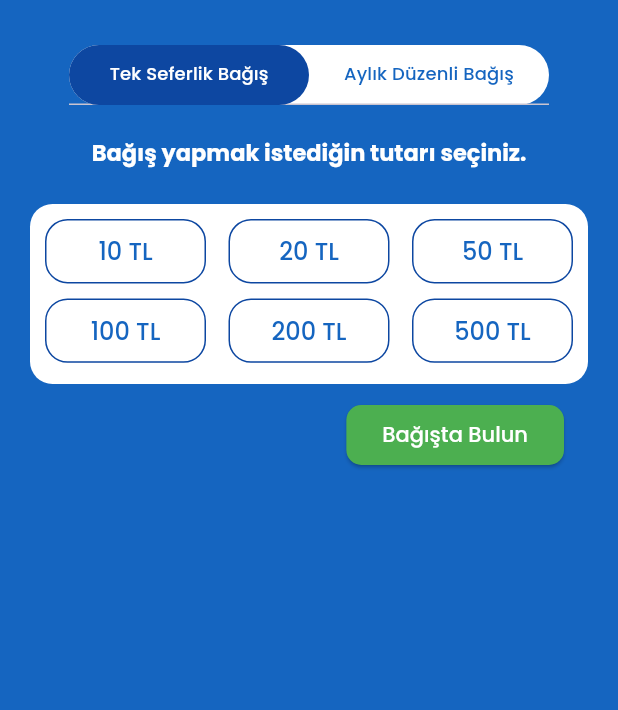
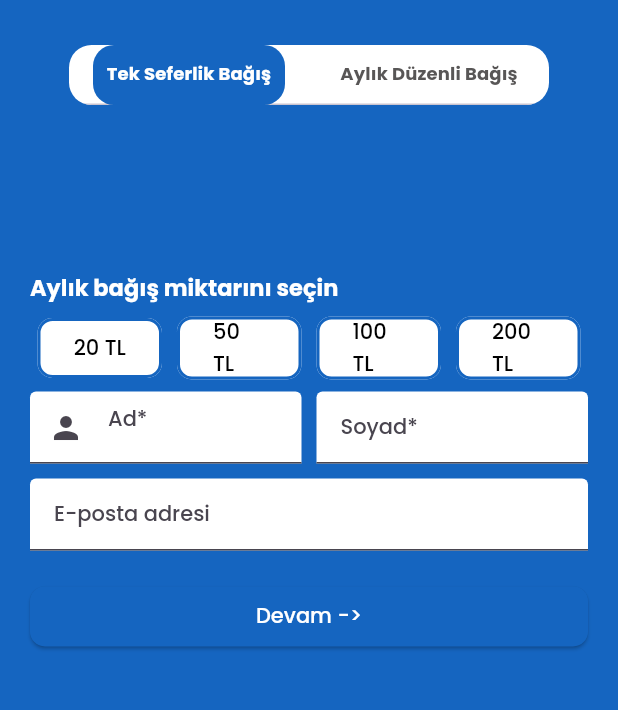
Before and after one commit to 9eren1999/saranel_application, a Flutter app: the DonationPage screen opened directly, on a phone screen of 412 x 824 dp, the part 84-794 px from its top. Run offline on Flutter 3.47's test engine with Material 2 defaults, Android fonts, the phone set to English and light mode, and no system bars; our stand-ins replace cloud_firestore, firebase_core, firebase_remote_config, firebase_storage, google_fonts, google_nav_bar and 2 more; accounts and stored records are empty.

Commit message:
bagisyapagedevam

```diff
--- a/lib/settings_screens/bagisyap.dart
+++ b/lib/settings_screens/bagisyap.dart
@@ -7,8 +7,8 @@ class DonationPage extends StatefulWidget {
 }
 
 class _DonationPageState extends State<DonationPage> {
+  bool isButtonActive = false;
   String? selectedAmount;
-
 
   @override
   Widget build(BuildContext context) {
@@ -17,8 +17,12 @@ class _DonationPageState extends State<DonationPage> {
       child: Scaffold(
         backgroundColor: Colors.blue.shade800,
         appBar: AppBar(
-          title: Text("Saranel'i Destekle", style: GoogleFonts.poppins(fontSize: 18, fontWeight: FontWeight.w800),)
-          , leading: IconButton(
+          title: Text(
+            "Saranel'i Destekle",
+            style:
+                GoogleFonts.poppins(fontSize: 18, fontWeight: FontWeight.w800),
+          ),
+          leading: IconButton(
             onPressed: () {
               Navigator.pop(context);
             },
@@ -26,10 +30,12 @@ class _DonationPageState extends State<DonationPage> {
               Icons.arrow_back_ios_sharp,
               color: Colors.blue.shade800,
               size: 19,
-              )),
+            ),
+          ),
           backgroundColor: Colors.white,
         ),
-        body: Column(
+        body: SingleChildScrollView(
+          child: Column(
             children: [
               Padding(
                 padding: const EdgeInsets.only(top: 30),
@@ -38,33 +44,42 @@ class _DonationPageState extends State<DonationPage> {
                   height: 40,
                   decoration: BoxDecoration(
                     color: Colors.white,
-                  borderRadius: BorderRadius.circular(21.0),
+                    borderRadius: BorderRadius.circular(
+                        15.0), // Daha az oval olması için burayı düzenledik
                   ),
+                  child: ClipRRect(
+                    borderRadius: BorderRadius.circular(
+                        15.0), // Daha az oval olması için burayı düzenledik
                     child: Material(
-                  borderRadius: BorderRadius.circular(50.0),
-                  color: Color.fromARGB(0, 209, 6, 6),
-                  child: TabBar( indicatorSize: TabBarIndicatorSize.tab ,
+                      color: Colors.transparent,
+                      child: TabBar(
+                        indicator: BoxDecoration(
+                          borderRadius: BorderRadius.circular(
+                              14), // Daha az oval olması için burayı düzenledik
+                          color: Colors.blue.shade800,
+                        ),
                         labelColor: Colors.white,
-
-                    unselectedLabelColor: Colors.blue.shade800,
-                    indicatorColor: Colors.transparent,
-                    indicator: BoxDecoration(
-                      borderRadius: BorderRadius.circular(20),
-                      color: Colors.blue.shade900,
-                    ),
+                        unselectedLabelColor: Color.fromARGB(255, 88, 86, 86),
+                        labelStyle: TextStyle(fontWeight: FontWeight.bold),
+                        unselectedLabelStyle:
+                            TextStyle(fontWeight: FontWeight.bold),
                         tabs: [
-                      Tab(
-                        child: Align(
-                          alignment: Alignment.center,
-                          child:
-                              Text('Tek Seferlik Bağış', style: TextStyle(fontSize: 12)),
+                          Container(
+                            width: 160, // Tabların genişliğini ayarladık
+                            child: Center(
+                              child: Text(
+                                'Tek Seferlik Bağış',
+                                style: TextStyle(fontSize: 12),
                               ),
                             ),
-                      Tab(
-                        child: Align(
-                          alignment: Alignment.center,
-                          child: Text('Aylık Düzenli Bağış', textAlign: TextAlign.center,
-                              style: TextStyle(fontSize: 12)),
+                          ),
+                          Container(
+                            width: 160, // Tabların genişliğini ayarladık
+                            child: Center(
+                              child: Text(
+                                'Aylık Düzenli Bağış',
+                                style: TextStyle(fontSize: 12),
+                              ),
                             ),
                           ),
                         ],
@@ -72,96 +87,156 @@ class _DonationPageState extends State<DonationPage> {
                     ),
                   ),
                 ),
-            Expanded(
+              ),
+              SizedBox(
+                height: 80,
+              ),
+              Container(
+                height: MediaQuery.of(context).size.height,
+                child: Container(
+                  height: 500,
                   child: TabBarView(
                     children: [
-          Padding(
-            padding: const EdgeInsets.only(right: 20, left: 20, top: 20, bottom: 20),
-            child: Column(
-              children: [ Text("Bağış yapmak istediğin tutarı seçiniz.\n",style: TextStyle(
-                          fontSize: 15,
-                          fontWeight: FontWeight.bold,
-                          color: Colors.white), ),
-
-                SizedBox(height: 120,
-                  child: Expanded(
-                    child: Container(
-                      decoration: BoxDecoration(
-                        color: Colors.white,
-                        borderRadius: BorderRadius.circular(15.0),
-
-                      ),
-                      child: Padding(
-                        padding: const EdgeInsets.all(10.0),
-                        child: GridView(
-                          gridDelegate:
-                              SliverGridDelegateWithFixedCrossAxisCount(
-                            crossAxisCount: 3,
-                            childAspectRatio: 2.5,
-                            mainAxisSpacing: 10,
-                            crossAxisSpacing: 15,
-                          ),
-                          children: [
-                            donationButton('10 TL'),
-                            donationButton('20 TL'),
-                            donationButton('50 TL'),
-                            donationButton('100 TL'),
-                            donationButton('200 TL'),
-                            donationButton('500 TL'),
+                      ilkSayfa(),
+                      ikinciSayfa(),
                     ],
-                        ),
-                      ),
-                    ),
-                  ),
-                ),
-                        SizedBox(height:10),
-                        Container(
-
-                          width: double.infinity,
-                          margin: EdgeInsets.only(right: 16),
-                          alignment: Alignment.centerRight,
-                          child: ElevatedButton(
-                            onPressed: () {},
-                            style: ElevatedButton.styleFrom(
-                              backgroundColor: Colors
-                                  .green, // "primary" özelliği "backgroundColor" ile değiştirildi
-                              shape: RoundedRectangleBorder(
-                                borderRadius: BorderRadius.circular(10.0),
-                              ),
-                            ),
-                            child: Text(
-                              'Bağışta Bulun',
-                              style: TextStyle(color: Colors.white),
                   ),
                 ),
               ),
             ],
           ),
         ),
+      ),
+    );
+  }
+
+  Widget ilkSayfa() {
+    return Padding(
+      padding: const EdgeInsets.only(right: 20, left: 20, top: 30, bottom: 20),
+      child: Column(
+        children: [
+          Align(
+            alignment: Alignment.centerLeft,
+            child: Text(
+              "Aylık bağış miktarını seçin",
+              style: TextStyle(
+                fontSize: 15,
+                fontWeight: FontWeight.bold,
+                color: Colors.white,
+              ),
+            ),
+          ),
+          Row(
+            mainAxisAlignment: MainAxisAlignment.spaceBetween,
+            children: [
+              expandedButton("20 TL"),
+              expandedButton("50 TL"),
+              expandedButton("100 TL"),
+              expandedButton("200 TL"),
+            ],
+          ),
+          Row(
+            children: [
               Expanded(
-      child: TabBarView(
-        children: [
-          Padding(
+                child: TextFormField(
+                  decoration: InputDecoration(
+                    prefixIcon: Icon(Icons.person),
+                    hintText: "Ad*",
+                    fillColor: Colors.white,
+                    filled: true,
+                  ),
+                ),
+              ),
+              SizedBox(width: 10),
+              Expanded(
+                child: TextFormField(
+                  decoration: InputDecoration(
+                    hintText: "Soyad*",
+                    fillColor: Colors.white,
+                    filled: true,
+                  ),
+                ),
+              ),
+            ],
+          ),
+          SizedBox(height: 10),
+          TextFormField(
+            decoration: InputDecoration(
+              hintText: "E-posta adresi",
+              fillColor: Colors.white,
+              filled: true,
+            ),
+          ),
+          SizedBox(height: 20),
+          Container(
+            width: double.infinity,
+            child: ElevatedButton(
+              onPressed: () {
+                // Devam işlemini burada yönet
+              },
+              style: ElevatedButton.styleFrom(
+                backgroundColor: Colors.blue.shade800,
+                shape: RoundedRectangleBorder(
+                  borderRadius: BorderRadius.circular(10.0),
+                ),
+              ),
+              child: Text('Devam ->', style: TextStyle(color: Colors.white)),
+            ),
+          ),
+        ],
+      ),
+    );
+  }
+
+  Widget expandedButton(String text) {
+    return Expanded(
+      child: Padding(
+        padding: const EdgeInsets.all(5.0),
+        child: OutlinedButton(
+          onPressed: () {
+            // Buton işlemleri
+          },
+          style: OutlinedButton.styleFrom(
+            backgroundColor: Colors.white, // Tıklanmadığında beyaz
+            side: BorderSide(color: Colors.blue.shade800, width: 2),
+            shape: RoundedRectangleBorder(
+              borderRadius: BorderRadius.circular(10.0), // Hafif oval
+            ),
+          ),
+          child: Text(
+            text,
+            style: TextStyle(color: Colors.black), // Siyah metin
+          ),
+        ),
+      ),
+    );
+  }
+
+  Widget ikinciSayfa() {
+    return Padding(
       padding: const EdgeInsets.only(right: 20, left: 20, top: 20, bottom: 20),
       child: Column(
-              children: [ Text("Düzenli bağış yapmak istediğin tutarı seçiniz.\n",style: TextStyle(
+        children: [
+          Text(
+            "Düzenli bağış yapmak istediğin tutarı seçiniz.\n",
+            style: TextStyle(
               fontSize: 15,
               fontWeight: FontWeight.bold,
-                          color: Colors.white), ),
-
-                SizedBox(height: 130,
-                  child: Expanded(
+              color: Colors.white,
+            ),
+          ),
+          SizedBox(
+            height: 130,
             child: Container(
               decoration: BoxDecoration(
                 color: Colors.white,
                 borderRadius: BorderRadius.circular(15.0),
-
+                border: Border.all(color: Colors.transparent),
               ),
               child: Padding(
                 padding: const EdgeInsets.all(10.0),
                 child: GridView(
-                          gridDelegate:
-                              SliverGridDelegateWithFixedCrossAxisCount(
+                  gridDelegate: SliverGridDelegateWithFixedCrossAxisCount(
                     crossAxisCount: 2,
                     childAspectRatio: 3.5,
                     mainAxisSpacing: 10,
@@ -177,38 +252,30 @@ class _DonationPageState extends State<DonationPage> {
               ),
             ),
           ),
-                ),
-                        SizedBox(height:10),
-                        Container(
-
+          SizedBox(height: 10),
+          if (isButtonActive)
+            Center(
+              child: Container(
                 width: double.infinity,
-                          margin: EdgeInsets.only(right: 16),
-                          alignment: Alignment.centerRight,
+                margin: EdgeInsets.only(right: 100, left: 100),
                 child: ElevatedButton(
-                            onPressed: () {},
+                  onPressed: () {
+                    // Bağış işlemini burada yönet
+                  },
                   style: ElevatedButton.styleFrom(
-                              backgroundColor: Colors
-                                  .green, // "primary" özelliği "backgroundColor" ile değiştirildi
+                    backgroundColor: Colors.green,
                     shape: RoundedRectangleBorder(
                       borderRadius: BorderRadius.circular(10.0),
                     ),
                   ),
                   child: Text(
-                              'Bağışta Bulun',
+                    'Saranel Bağış Abonesi Ol',
                     style: TextStyle(color: Colors.white),
                   ),
                 ),
               ),
-                      ],
-                    ),
-                  ),
-        ]),
             ),
         ],
-              ),
-            ),
-          ],
-        ),
       ),
     );
   }
@@ -218,31 +285,62 @@ class _DonationPageState extends State<DonationPage> {
     return AnimatedContainer(
       duration: Duration(milliseconds: 300),
       decoration: BoxDecoration(
-      color: isSelected ? Colors.blue.shade800 : Colors.white,
-      border: Border.all(color: isSelected ? Colors.white : Colors.blue.shade900),
-      borderRadius: BorderRadius.circular(15.0),
+        border: Border.all(
+          color: isSelected ? Colors.blue.shade800 : Colors.blue.shade900,
+          width: isSelected ? 2.0 : 1.0,
+        ),
+        borderRadius: BorderRadius.circular(10.0),
       ),
       child: OutlinedButton(
         onPressed: () {
           setState(() {
             if (isSelected) {
               selectedAmount = null;
+              isButtonActive = false;
             } else {
               selectedAmount = amount;
+              isButtonActive = true;
             }
           });
         },
         style: OutlinedButton.styleFrom(
           side: BorderSide(color: const Color.fromARGB(0, 241, 26, 26)),
           backgroundColor: Colors.transparent,
-        padding: EdgeInsets.all(5.0),
+          padding: EdgeInsets.all(2.0), // Padding'i biraz azalttım
         ),
         child: Column(
+          mainAxisSize: MainAxisSize.min,
           mainAxisAlignment: MainAxisAlignment.center,
           children: [
             Text(
               amount,
-            style: TextStyle(color: isSelected ? Colors.white : Colors.blue.shade800, fontSize: 16),
+              style: TextStyle(
+                color: isSelected ? Colors.blue.shade900 : Colors.blue.shade800,
+                fontSize: 14, // Font boyutunu biraz küçülttüm
+              ),
+            ),
+            Divider(
+              color: Colors.blue.shade800,
+              thickness: 1,
+            ),
+            Expanded(
+              child: Container(
+                color: isSelected
+                    ? Colors.blue.shade800.withOpacity(0.5)
+                    : Colors.transparent,
+                child: Center(
+                  child: isSelected
+                      ? Icon(
+                          Icons.check,
+                          color: Colors.blue.shade800,
+                          size: 18,
+                        ) // İkon boyutunu biraz küçülttüm
+                      : Text('Seç',
+                          style: TextStyle(
+                              color: Colors.blue.shade800,
+                              fontSize: 14)), // Font boyutunu biraz küçülttüm
+                ),
+              ),
             ),
           ],
         ),
--- a/lib/settings_screens/iletisim.dart
+++ b/lib/settings_screens/iletisim.dart
@@ -43,7 +43,8 @@ class iletisim extends StatelessWidget {
                       fontWeight: FontWeight.w600,
                     ),
                   ),
-                  leading: Icon(Icons.mail_outlined, color: Colors.blue.shade800),
+                  leading:
+                      Icon(Icons.mail_outlined, color: Colors.blue.shade800),
                 ),
                 Divider(color: Color.fromARGB(255, 236, 234, 234), height: 0.1),
                 ListTile(
```
Also changed, not shown: lib/company_screens/bireyselYardimBasvuru.dart (added). Lines whose indentation alone changed are shown as unchanged.
